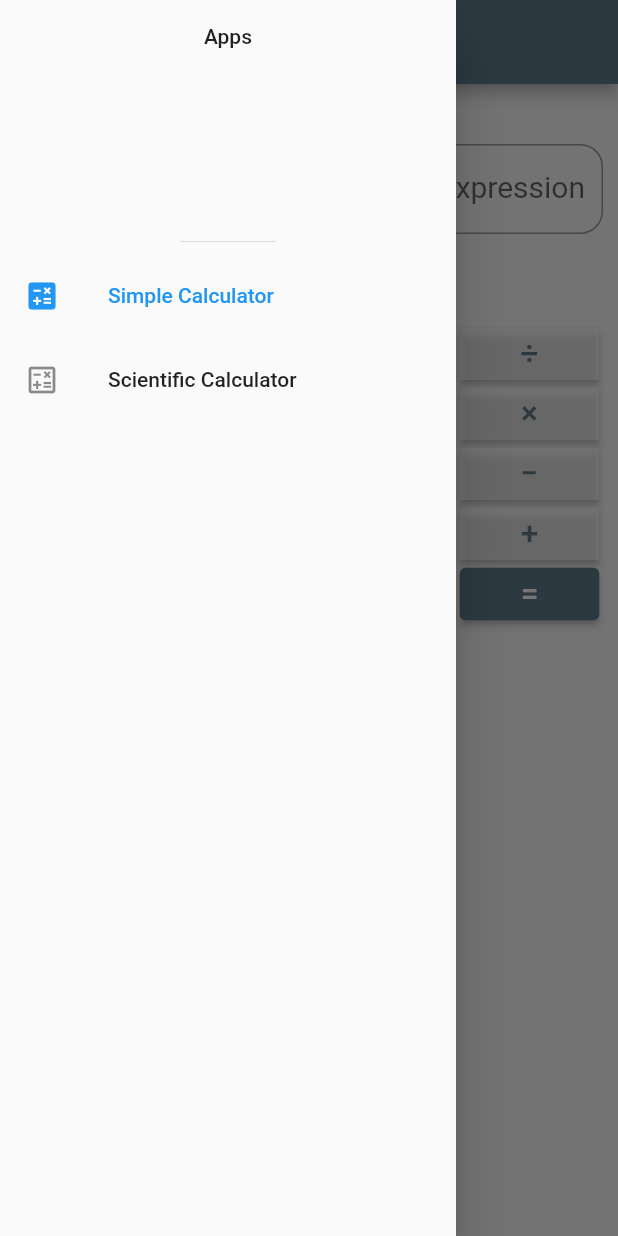
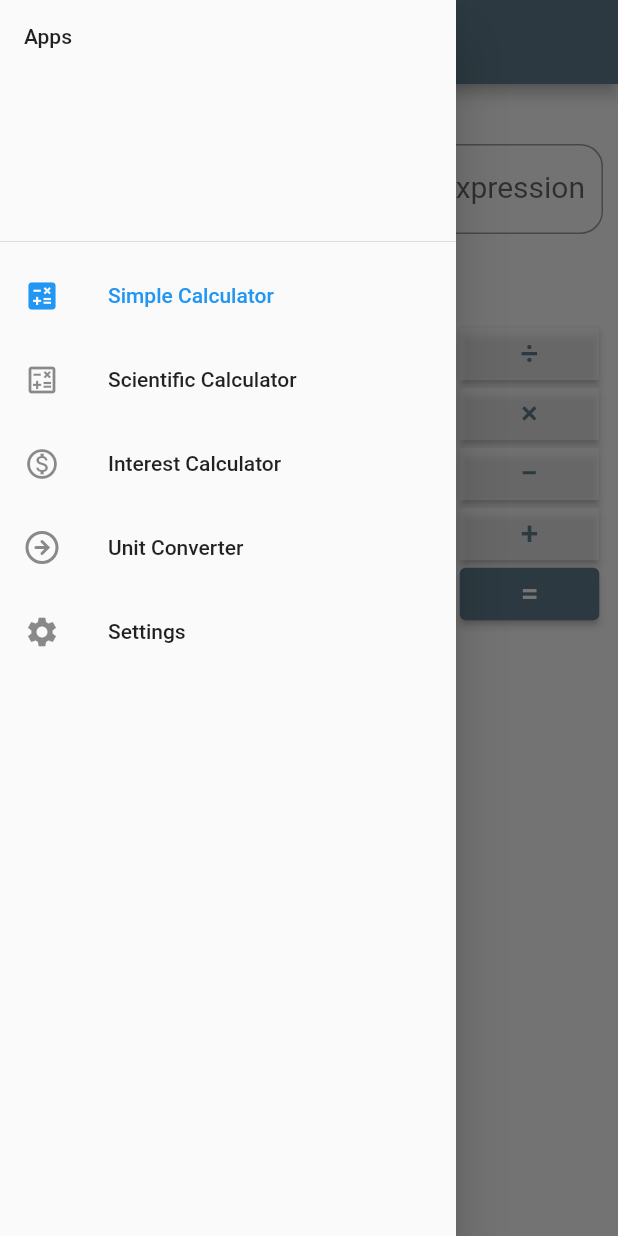
Before and after one commit to Aniruddh-0701/Calculator-App, a Flutter app: the screen it shows after launch, with the side drawer open, on a phone screen of 412 x 824 dp. Run offline on Flutter 3.47's test engine with Material 2 defaults, Android fonts, the phone set to English and light mode, and no system bars; our stand-ins replace flutter_feather_icons.

Commit message:
Added Interest Calculator

```diff
--- a/calculator_app/lib/Views/InterestCalculator.dart
+++ b/calculator_app/lib/Views/InterestCalculator.dart
@@ -1,8 +1,8 @@
 import 'package:flutter/cupertino.dart';
-
 import 'dart:math';
 import 'package:calculator_app/back_ends/Calculation.dart';
 import 'package:flutter/material.dart';
+import 'package:flutter/services.dart';
 
 class SiForm extends StatefulWidget {
   @override
@@ -41,6 +41,8 @@ class _SiForm extends State<SiForm> {
 
   @override
   Widget build(BuildContext context) {
+    SystemChrome.setPreferredOrientations(
+        [DeviceOrientation.portraitUp, DeviceOrientation.portraitDown]);
     TextStyle textStyle = Theme.of(context).textTheme.headline6;
 
     return Form(
--- a/calculator_app/lib/app_screens/home.dart
+++ b/calculator_app/lib/app_screens/home.dart
@@ -1,8 +1,11 @@
+import 'package:calculator_app/Views/InterestCalculator.dart';
+import 'package:calculator_app/Views/Settings.dart';
+import 'package:calculator_app/Views/UnitConverter.dart';
 import 'package:flutter/cupertino.dart';
 import 'package:flutter/services.dart';
 import 'package:flutter/material.dart';
 import 'package:flutter/widgets.dart';
-// import 'package:flutter_feather_icons/flutter_feather_icons.dart';
+import 'package:flutter_feather_icons/flutter_feather_icons.dart';
 import 'package:calculator_app/Views/Sci_Calculator.dart';
 import 'package:calculator_app/Views/SimpleCalci.dart';
 
@@ -26,7 +29,7 @@ class SecondScreen extends StatelessWidget {
       theme: ThemeData(
         primaryColor: Colors.blueGrey,
         accentColor: Colors.blueAccent,
-        // primaryColorDark: Colors.green,
+        primaryColorDark: Colors.grey[800],
         primaryColorBrightness: Brightness.dark,
         // brightness: Brightness.dark,
         backgroundColor: Colors.indigo,
@@ -40,7 +43,9 @@ class ScientificCalculator extends StatefulWidget{
   final drawerItems = [
     new DrawerItem("Simple Calculator", Icons.calculate),
     new DrawerItem("Scientific Calculator", Icons.calculate_outlined),
-    // new DrawerItem("Fragment 3", FeatherIcons.calendar)
+    new DrawerItem("Interest Calculator", Icons.monetization_on_outlined),
+    new DrawerItem("Unit Converter", FeatherIcons.arrowRightCircle),
+    new DrawerItem("Settings", Icons.settings)
   ];
 
   @override
@@ -52,6 +57,14 @@ class ScientificCalculator extends StatefulWidget{
 class _ScientificCalculator extends State<ScientificCalculator>{
 
   int _selectedDrawerIndex = 0;
+  String scaffoldTitle = 'Calculator';
+  final drawerItems = [
+    'Calculator',
+    'Scientific Calculator',
+    'Interest Calculator',
+    'Unit Converter',
+    'Settings',
+  ];
 
   _getDrawerItemWidget(int pos) {
     switch (pos) {
@@ -59,15 +72,22 @@ class _ScientificCalculator extends State<ScientificCalculator>{
         return Calci();
       case 1:
         return SCalci();
-      // case 2:
-        // return new ThirdFragment();
+      case 2:
+        return SiForm();
+      case 3:
+        return UnitConverter();
+      case 4:
+        return Settings();
       default:
         return Text("Error");
     }
   }
 
   _onSelectItem(int index) {
-    setState(() => _selectedDrawerIndex = index);
+    setState(() {
+      _selectedDrawerIndex = index;
+      scaffoldTitle = drawerItems[index];
+    });
     Navigator.of(context).pop(); // close the drawer
   }
 
@@ -89,10 +109,10 @@ class _ScientificCalculator extends State<ScientificCalculator>{
     return Scaffold(
       // resizeToAvoidBottomPadding: false,
       appBar: AppBar(
-        title: Text("Calculator"),
+        title: Text(this.scaffoldTitle),
       ),
       drawer: Drawer(
-        child: Column(
+        child: ListView(
           children: <Widget>[
             DrawerHeader(
               child: Text('Apps'),
```
Also changed, not shown: calculator_app/images/SI_image.png (added). Lines whose indentation alone changed are shown as unchanged.
